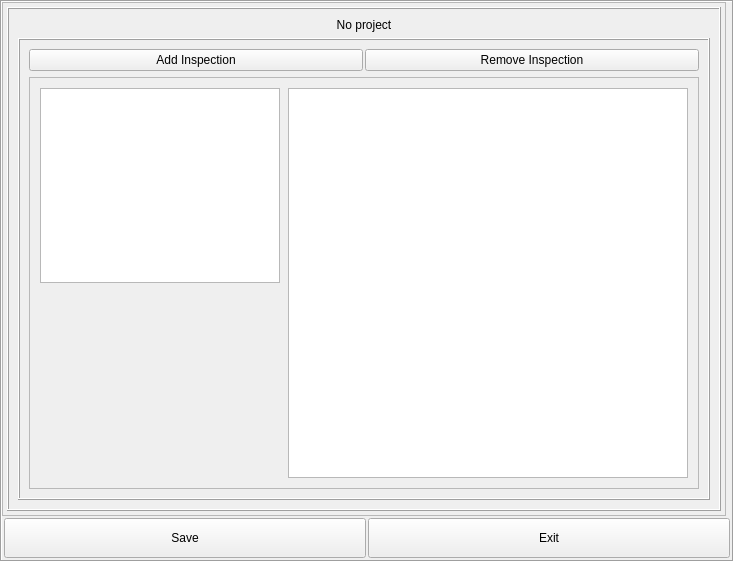
This is KPPVision/configurationswidget.ui in ruisebastiao/KPPQtAutomation_old as Qt 5 draws it before an edit. The edited form follows.
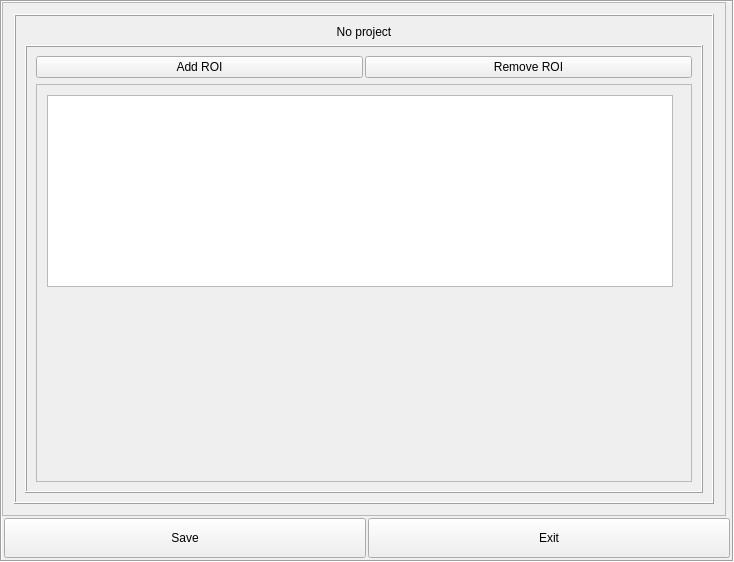
This is the edited form. Custom widgets are drawn as their Qt base class.

The edit to the form file:
```diff
--- a/KPPVision/configurationswidget.ui
+++ b/KPPVision/configurationswidget.ui
@@ -142,7 +142,7 @@
               <enum>QFrame::NoFrame</enum>
              </property>
              <property name="currentIndex">
-              <number>3</number>
+              <number>4</number>
              </property>
              <widget class="SlideWidget" name="HardwarePage">
               <property name="sizePolicy">
@@ -1181,6 +1181,225 @@
                </item>
               </layout>
              </widget>
+             <widget class="SlideWidget" name="roipage">
+              <layout class="QVBoxLayout" name="verticalLayout_31">
+               <item>
+                <widget class="QFrame" name="roiframe">
+                 <property name="sizePolicy">
+                  <sizepolicy hsizetype="Minimum" vsizetype="Expanding">
+                   <horstretch>0</horstretch>
+                   <verstretch>0</verstretch>
+                  </sizepolicy>
+                 </property>
+                 <property name="frameShape">
+                  <enum>QFrame::Box</enum>
+                 </property>
+                 <property name="frameShadow">
+                  <enum>QFrame::Raised</enum>
+                 </property>
+                 <layout class="QVBoxLayout" name="verticalLayout_26">
+                  <item>
+                   <widget class="QLabel" name="lbl_roi">
+                    <property name="sizePolicy">
+                     <sizepolicy hsizetype="Preferred" vsizetype="Fixed">
+                      <horstretch>0</horstretch>
+                      <verstretch>0</verstretch>
+                     </sizepolicy>
+                    </property>
+                    <property name="frameShape">
+                     <enum>QFrame::NoFrame</enum>
+                    </property>
+                    <property name="frameShadow">
+                     <enum>QFrame::Plain</enum>
+                    </property>
+                    <property name="text">
+                     <string>No project</string>
+                    </property>
+                    <property name="alignment">
+                     <set>Qt::AlignCenter</set>
+                    </property>
+                   </widget>
+                  </item>
+                  <item>
+                   <widget class="QFrame" name="frame_8">
+                    <property name="sizePolicy">
+                     <sizepolicy hsizetype="Expanding" vsizetype="Expanding">
+                      <horstretch>0</horstretch>
+                      <verstretch>0</verstretch>
+                     </sizepolicy>
+                    </property>
+                    <property name="frameShape">
+                     <enum>QFrame::Box</enum>
+                    </property>
+                    <property name="frameShadow">
+                     <enum>QFrame::Raised</enum>
+                    </property>
+                    <layout class="QVBoxLayout" name="verticalLayout_27">
+                     <item>
+                      <layout class="QHBoxLayout" name="horizontalLayout_10">
+                       <property name="spacing">
+                        <number>2</number>
+                       </property>
+                       <item>
+                        <widget class="QPushButton" name="bt_addroi">
+                         <property name="text">
+                          <string>Add ROI</string>
+                         </property>
+                        </widget>
+                       </item>
+                       <item>
+                        <widget class="KPPPushbutton" name="bt_removeroi">
+                         <property name="text">
+                          <string>Remove ROI</string>
+                         </property>
+                        </widget>
+                       </item>
+                      </layout>
+                     </item>
+                     <item>
+                      <widget class="QScrollArea" name="scrollArea_4">
+                       <property name="widgetResizable">
+                        <bool>true</bool>
+                       </property>
+                       <widget class="QWidget" name="scrollAreaWidgetContents_4">
+                        <property name="geometry">
+                         <rect>
+                          <x>0</x>
+                          <y>0</y>
+                          <width>658</width>
+                          <height>398</height>
+                         </rect>
+                        </property>
+                        <layout class="QVBoxLayout" name="verticalLayout_28">
+                         <item>
+                          <layout class="QHBoxLayout" name="horizontalLayout_11">
+                           <item>
+                            <widget class="QFrame" name="frame_9">
+                             <property name="sizePolicy">
+                              <sizepolicy hsizetype="Expanding" vsizetype="Preferred">
+                               <horstretch>0</horstretch>
+                               <verstretch>0</verstretch>
+                              </sizepolicy>
+                             </property>
+                             <property name="minimumSize">
+                              <size>
+                               <width>150</width>
+                               <height>0</height>
+                              </size>
+                             </property>
+                             <property name="frameShape">
+                              <enum>QFrame::NoFrame</enum>
+                             </property>
+                             <property name="frameShadow">
+                              <enum>QFrame::Plain</enum>
+                             </property>
+                             <layout class="QVBoxLayout" name="verticalLayout_29">
+                              <property name="spacing">
+                               <number>1</number>
+                              </property>
+                              <property name="leftMargin">
+                               <number>1</number>
+                              </property>
+                              <property name="topMargin">
+                               <number>1</number>
+                              </property>
+                              <property name="rightMargin">
+                               <number>1</number>
+                              </property>
+                              <property name="bottomMargin">
+                               <number>1</number>
+                              </property>
+                              <item>
+                               <widget class="KPPAdjustableListView" name="list_roi">
+                                <property name="sizePolicy">
+                                 <sizepolicy hsizetype="Expanding" vsizetype="Expanding">
+                                  <horstretch>0</horstretch>
+                                  <verstretch>0</verstretch>
+                                 </sizepolicy>
+                                </property>
+                                <property name="maximumSize">
+                                 <size>
+                                  <width>16666666</width>
+                                  <height>16777215</height>
+                                 </size>
+                                </property>
+                                <property name="resizeMode">
+                                 <enum>QListView::Adjust</enum>
+                                </property>
+                               </widget>
+                              </item>
+                              <item>
+                               <spacer name="verticalSpacer_4">
+                                <property name="orientation">
+                                 <enum>Qt::Vertical</enum>
+                                </property>
+                                <property name="sizeHint" stdset="0">
+                                 <size>
+                                  <width>20</width>
+                                  <height>40</height>
+                                 </size>
+                                </property>
+                               </spacer>
+                              </item>
+                             </layout>
+                            </widget>
+                           </item>
+                           <item>
+                            <widget class="QFrame" name="frame_10">
+                             <property name="sizePolicy">
+                              <sizepolicy hsizetype="Maximum" vsizetype="Preferred">
+                               <horstretch>0</horstretch>
+                               <verstretch>0</verstretch>
+                              </sizepolicy>
+                             </property>
+                             <property name="minimumSize">
+                              <size>
+                               <width>100</width>
+                               <height>0</height>
+                              </size>
+                             </property>
+                             <property name="frameShape">
+                              <enum>QFrame::NoFrame</enum>
+                             </property>
+                             <property name="frameShadow">
+                              <enum>QFrame::Plain</enum>
+                             </property>
+                             <layout class="QVBoxLayout" name="verticalLayout_30">
+                              <property name="spacing">
+                               <number>1</number>
+                              </property>
+                              <property name="sizeConstraint">
+                               <enum>QLayout::SetMinimumSize</enum>
+                              </property>
+                              <property name="leftMargin">
+                               <number>1</number>
+                              </property>
+                              <property name="topMargin">
+                               <number>1</number>
+                              </property>
+                              <property name="rightMargin">
+                               <number>1</number>
+                              </property>
+                              <property name="bottomMargin">
+                               <number>1</number>
+                              </property>
+                             </layout>
+                            </widget>
+                           </item>
+                          </layout>
+                         </item>
+                        </layout>
+                       </widget>
+                      </widget>
+                     </item>
+                    </layout>
+                   </widget>
+                  </item>
+                 </layout>
+                </widget>
+               </item>
+              </layout>
+             </widget>
             </widget>
            </item>
           </layout>
```
